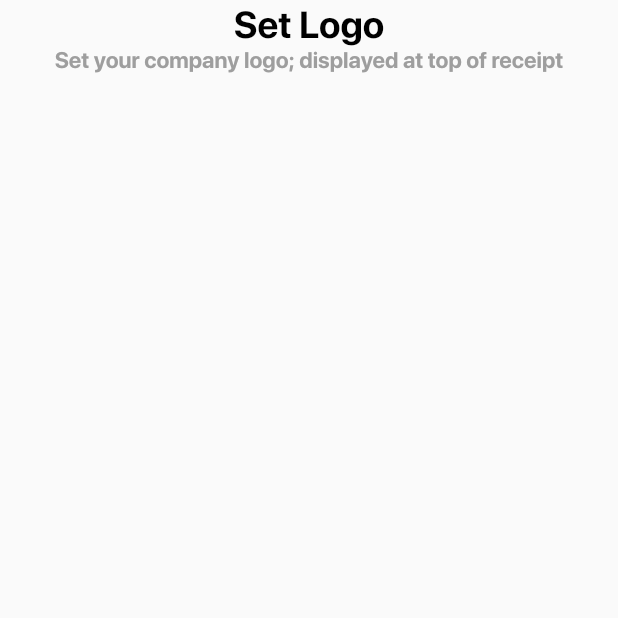
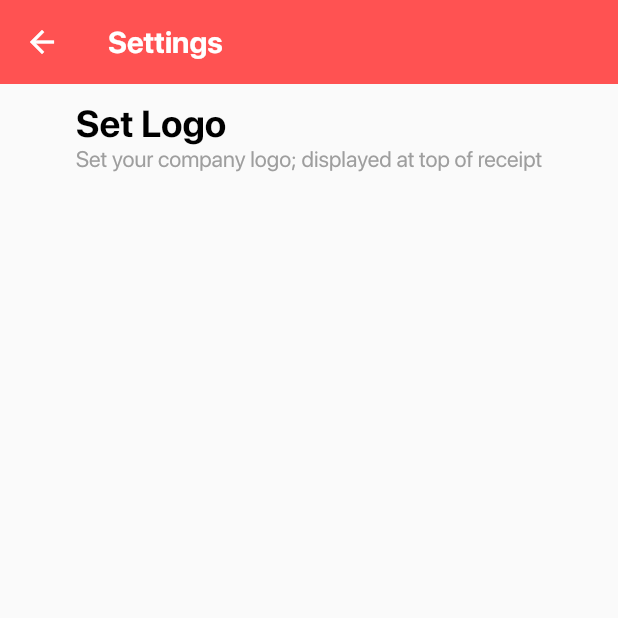
Before and after one commit to bookofiyi/invoice_generator, a Flutter app: the Settings screen opened directly, on a phone screen of 412 x 824 dp, the top half of it. Run offline on Flutter 3.47's test engine with Material 2 defaults, Android fonts, the phone set to English and light mode, and no system bars; our stand-ins replace jiffy, open_file, shared_preferences, smooth_page_indicator; missing offline and left inert: syncfusion_flutter_pdf; accounts and stored records are empty.

Commit message:
fixed settings screen UI

```diff
--- a/lib/settings.dart
+++ b/lib/settings.dart
@@ -11,14 +11,24 @@ class _SettingsState extends State<Settings> {
   @override
   Widget build(BuildContext context) {
     return Scaffold(
+      appBar: AppBar(
+        title: const Text(
+          'Settings',
+          style: TextStyle(
+            fontWeight: FontWeight.bold,
+          ),
+        ),
+      ),
       body: Column(
         children: [
           MaterialButton(
+            padding: EdgeInsets.zero,
             onPressed: () {},
             elevation: 0,
-            height: 50,
+            height: 70,
             minWidth: double.infinity,
             child: Column(
+              crossAxisAlignment: CrossAxisAlignment.start,
               children: const [
                 Text(
                   'Set Logo',
@@ -32,7 +42,6 @@ class _SettingsState extends State<Settings> {
                   'Set your company logo; displayed at top of receipt',
                   style: TextStyle(
                     fontSize: 15,
-                    fontWeight: FontWeight.bold,
                     color: Colors.grey,
                   ),
                 ),
```
